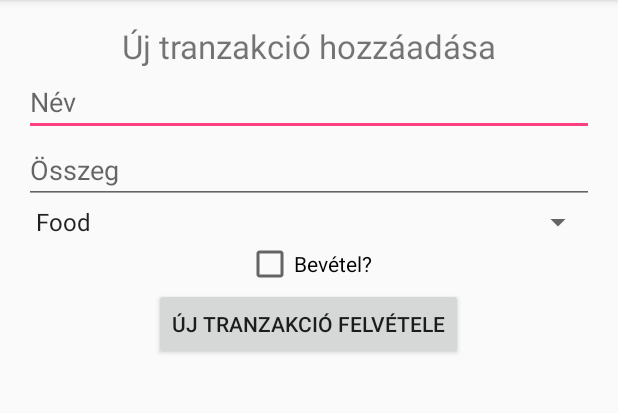
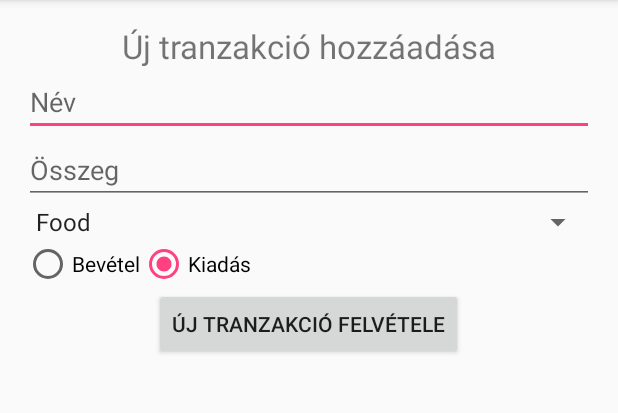
Before and after one commit to teamlld/wallet, an Android app: the NewTransactionActivity screen opened directly, with no data from a screen before it, on a phone screen of 412 x 824 dp, the part 84-497 px from its top. Run offline under Robolectric (Android 15) with nearby library versions, the phone set to English and light mode, and no system bars; 1 statement that could not run was skipped.

Commit message:
checkbox lecserélése radio buttonra

```diff
--- a/WalletApp/app/src/main/res/layout/activity_new_transaction.xml
+++ b/WalletApp/app/src/main/res/layout/activity_new_transaction.xml
@@ -16,7 +16,7 @@
         android:layout_height="wrap_content"
         android:layout_alignParentTop="true"
         android:layout_centerHorizontal="true"
-        android:text="Új tranzakció hozzáadása"
+        android:text="@string/textView_addNewTrans"
         android:textSize="22sp" />
 
     <android.support.v7.widget.AppCompatEditText
@@ -24,14 +24,14 @@
         android:layout_width="match_parent"
         android:layout_height="wrap_content"
         android:layout_below="@+id/newTransactionTitle"
-        android:hint="Név" />
+        android:hint="@string/text_name" />
 
     <android.support.v7.widget.AppCompatEditText
         android:id="@+id/newTransactionValue"
         android:layout_width="match_parent"
         android:layout_height="wrap_content"
         android:layout_below="@+id/newTransactionName"
-        android:hint="Összeg"
+        android:hint="@string/text_value"
         android:inputType="number" />
 
     <android.support.v7.widget.AppCompatSpinner
@@ -42,20 +42,34 @@
         android:layout_below="@id/newTransactionValue"
         />
 
-    <android.support.v7.widget.AppCompatCheckBox
-        android:id="@+id/newTransactionIncome"
-        android:layout_width="wrap_content"
+    <RadioGroup xmlns:android="http://schemas.android.com/apk/res/android"
+        android:layout_width="fill_parent"
         android:layout_height="wrap_content"
-        android:layout_below="@+id/newTransactionType"
-        android:layout_centerHorizontal="true"
-        android:text="Bevétel?" />
+        android:id="@+id/radioGroup_newTransaction"
+        android:orientation="horizontal"
+        android:layout_below="@id/newTransactionType"
+        >
+        <android.support.v7.widget.AppCompatRadioButton
+            android:id="@+id/radio_income"
+            android:layout_width="wrap_content"
+            android:layout_height="wrap_content"
+            android:text="@string/radio_income"
+            android:onClick="onRadioButtonClicked"/>
+        <android.support.v7.widget.AppCompatRadioButton
+            android:id="@+id/radio_expenditure"
+            android:layout_width="wrap_content"
+            android:layout_height="wrap_content"
+            android:text="@string/radio_expenditure"
+            android:checked="true"
+            android:onClick="onRadioButtonClicked"/>
+    </RadioGroup>
 
     <android.support.v7.widget.AppCompatButton
         android:id="@+id/addNewTransactionButton"
         android:layout_width="wrap_content"
         android:layout_height="wrap_content"
-        android:layout_below="@+id/newTransactionIncome"
+        android:layout_below="@+id/radioGroup_newTransaction"
         android:layout_centerHorizontal="true"
-        android:text="Új tranzakció felvétele" />
+        android:text="@string/button_addNewTransaction" />
 
 </RelativeLayout>
--- a/WalletApp/app/src/main/res/values/strings.xml
+++ b/WalletApp/app/src/main/res/values/strings.xml
@@ -2,6 +2,12 @@
     <string name="app_name">WalletApp</string>
     <string name="facebook_app_id">1445606218812457</string>
     <string name="fb_login_protocol_scheme">fb1445606218812457</string>
+    <string name="radio_income">Bevétel</string>
+    <string name="radio_expenditure">Kiadás</string>
+    <string name="button_addNewTransaction">Új tranzakció felvétele</string>
+    <string name="text_value">Összeg</string>
+    <string name="text_name">Név</string>
+    <string name="textView_addNewTrans">Új tranzakció hozzáadása</string>
     <string-array name="types_income">
         <item>Salary</item>
         <item>Gambling</item>
```
Also changed, not shown: WalletApp/app/src/main/java/teamlld/nik/uniobuda/hu/walletapp/NewTransactionActivity.java (+23 -11 lines).
